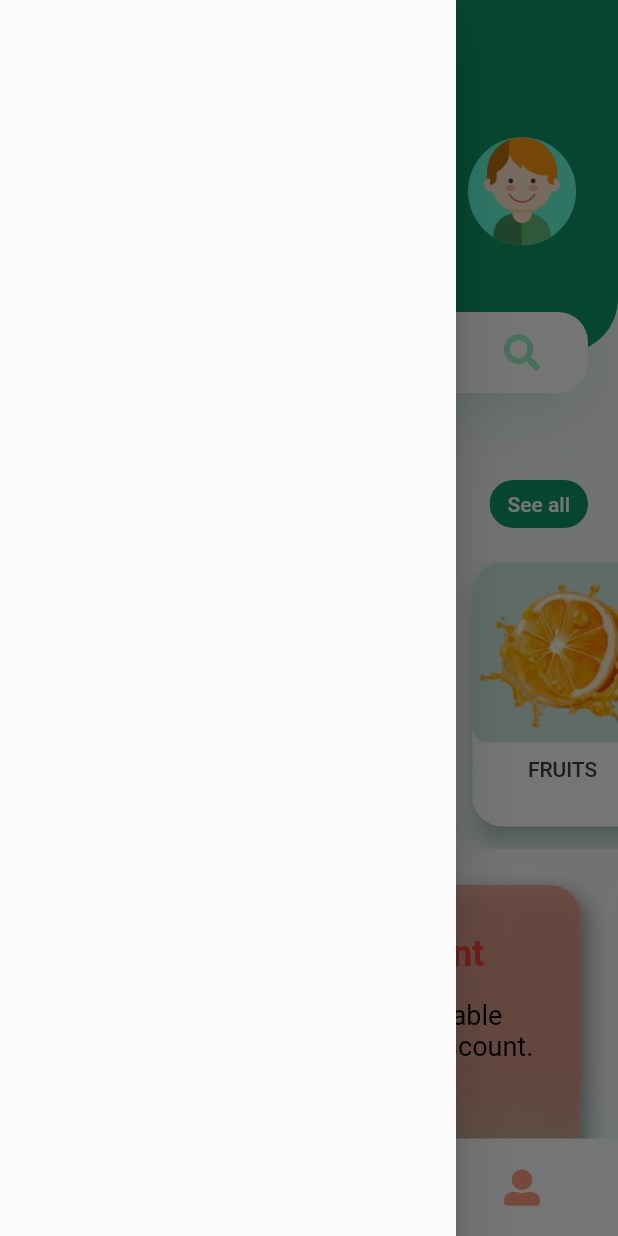
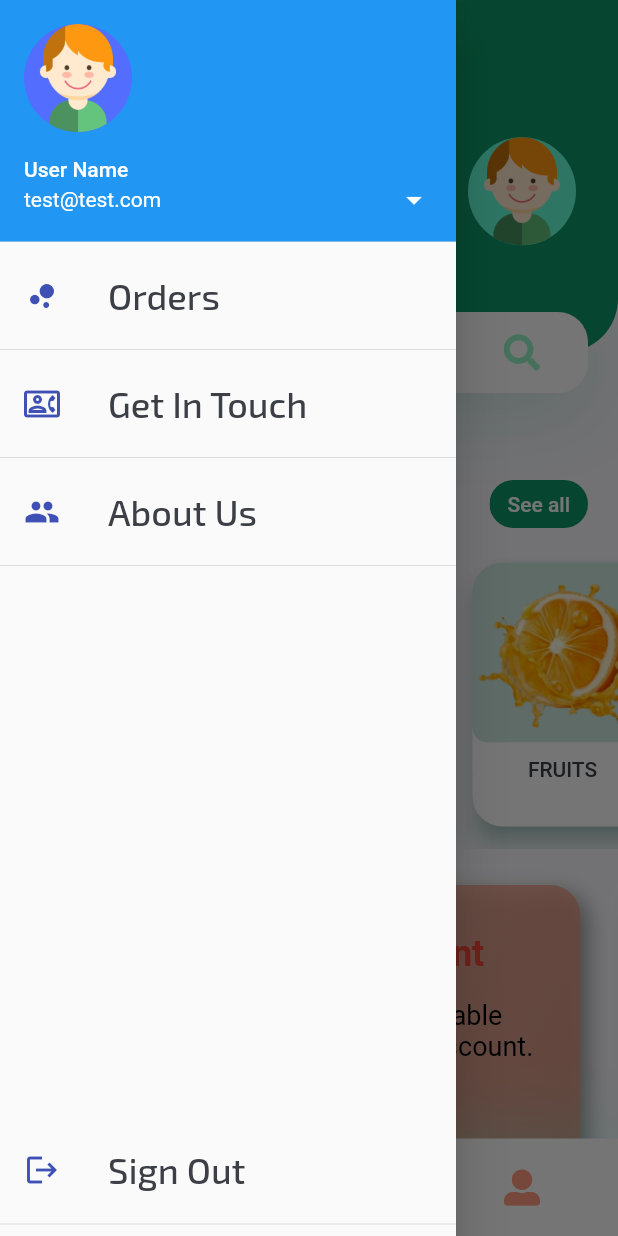
Before and after one commit to ManoVikram/FreshMandee, a Flutter app: the screen it shows once a user with an empty profile is signed in, with the side drawer open, on a phone screen of 412 x 824 dp. Run offline on Flutter 3.47's test engine with Material 2 defaults, Android fonts, the phone set to English and light mode, and no system bars; drawn by our look-alikes of flutter_neumorphic; our stand-ins replace equatable, firebase_auth, firebase_core, flutter_bloc, font_awesome_flutter, google_fonts and 2 more; accounts and stored records are empty.

Commit message:
Gave a structure to the side drawer with a good looking UI with some functions.

```diff
--- a/lib/screens/homeScreen.dart
+++ b/lib/screens/homeScreen.dart
@@ -9,6 +9,7 @@ import '../widgets/categoryList.dart';
 import '../widgets/discountList.dart';
 import '../widgets/popularDeals.dart';
 import '../widgets/customBottomNavigationBar.dart';
+import '../widgets/customDrawer.dart';
 
 class HomeScreen extends StatefulWidget {
   static const String routeName = "/homeScreen";
@@ -70,7 +71,11 @@ class _HomeScreenState extends State<HomeScreen> {
     return Scaffold(
       key: _scaffoldKey,
       appBar: customAppBar(),
-      drawer: Drawer(),
+      drawer: CustomDrawer(
+        // TODO: Replace name and email with the name and email of the user
+        name: "User Name",
+        email: "test@test.com",
+      ),
       body: SingleChildScrollView(
         physics: BouncingScrollPhysics(),
         child: Column(
--- /dev/null
+++ b/lib/widgets/customDrawer.dart
@@ -0,0 +1,62 @@
+import 'package:firebase_auth/firebase_auth.dart';
+import 'package:flutter/material.dart';
+
+import './listTileDivider.dart';
+import '../screens/userAccountScreen.dart';
+
+class CustomDrawer extends StatelessWidget {
+  final String name;
+  final String email;
+
+  const CustomDrawer({
+    Key key,
+    this.name,
+    this.email,
+  }) : super(key: key);
+
+  @override
+  Widget build(BuildContext context) {
+    return Drawer(
+      child: Column(
+        children: [
+          UserAccountsDrawerHeader(
+            accountName: Text(name),
+            accountEmail: Text(email),
+            currentAccountPicture: CircleAvatar(
+              backgroundColor: Colors.indigoAccent,
+              foregroundImage: AssetImage("assets/images/Boy.png"),
+            ),
+            currentAccountPictureSize: Size.square(72.0),
+            onDetailsPressed: () {
+              Navigator.of(context).pushNamed(UserAccountScreen.routeName);
+            },
+          ),
+          ListTileDivider(
+            text: "Orders",
+            icon: Icons.bubble_chart,
+            onPressed: () {},
+          ),
+          ListTileDivider(
+            text: "Get In Touch",
+            icon: Icons.contact_phone_outlined,
+            onPressed: () {},
+          ),
+          ListTileDivider(
+            text: "About Us",
+            icon: Icons.group,
+            onPressed: () {},
+          ),
+          Spacer(),
+          ListTileDivider(
+            text: "Sign Out",
+            icon: Icons.logout,
+            onPressed: () async {
+              await FirebaseAuth.instance.signOut();
+              Navigator.of(context).pop();
+            },
+          ),
+        ],
+      ),
+    );
+  }
+}
--- /dev/null
+++ b/lib/widgets/listTileDivider.dart
@@ -0,0 +1,40 @@
+import 'package:flutter/material.dart';
+import 'package:google_fonts/google_fonts.dart';
+
+class ListTileDivider extends StatelessWidget {
+  final String text;
+  final IconData icon;
+  final Function onPressed;
+
+  const ListTileDivider({
+    Key key,
+    this.text,
+    this.icon,
+    this.onPressed,
+  }) : super(key: key);
+
+  @override
+  Widget build(BuildContext context) {
+    return Column(
+      children: [
+        InkWell(
+          onTap: onPressed,
+          child: ListTile(
+            leading: Icon(
+              icon,
+              color: Colors.indigo,
+            ),
+            title: Text(
+              text,
+              style: TextStyle(
+                fontFamily: GoogleFonts.exo2().fontFamily,
+                fontSize: 24.0,
+              ),
+            ),
+          ),
+        ),
+        Divider(),
+      ],
+    );
+  }
+}
```
